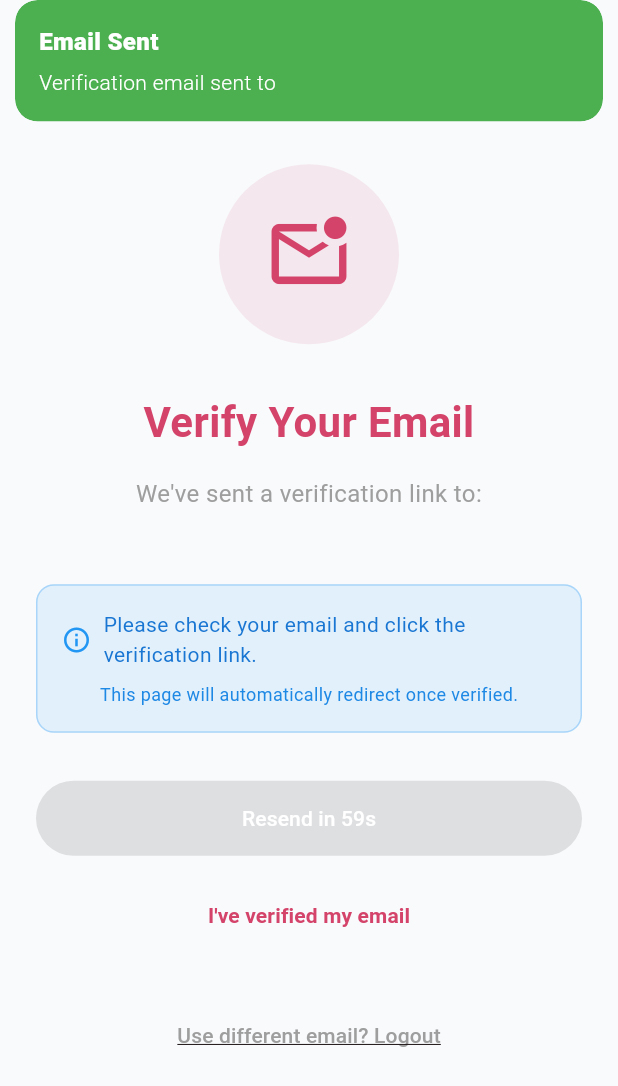
After one commit to Nighan2User/Matrimony-App, a Flutter app: the EmailVerificationScreen screen opened by its route, on a phone screen of 412 x 824 dp. The commit adds this screen. Shown: the top 1086 px of the screen. Run offline on Flutter 3.47's test engine with Material 3 defaults, Android fonts, the phone set to English and light mode, and no system bars; our stand-ins replace animate_do, cached_network_image, cloud_firestore, file_picker, firebase_auth, firebase_core and 7 more; accounts and stored records are empty; project files that could hold a hidden picture were left out.

Commit message:
Add production security: Firestore rules, email verification, enhanced auth controller

```diff
--- /dev/null
+++ b/matrimony-flutter-app/lib/View/Auth/email_verification_screen.dart
@@ -0,0 +1,245 @@
+import 'package:flutter/material.dart';
+import 'package:get/get.dart';
+import 'package:bright_weddings/Controller/firebase_auth_controller.dart';
+import 'package:bright_weddings/Helper/colors.dart';
+import 'dart:async';
+
+class EmailVerificationScreen extends StatefulWidget {
+  const EmailVerificationScreen({super.key});
+
+  @override
+  State<EmailVerificationScreen> createState() => _EmailVerificationScreenState();
+}
+
+class _EmailVerificationScreenState extends State<EmailVerificationScreen> {
+  final FirebaseAuthController authController = Get.find<FirebaseAuthController>();
+  Timer? _timer;
+  bool _isResendingEmail = false;
+  int _resendCooldown = 0;
+
+  @override
+  void initState() {
+    super.initState();
+    // Send initial verification email
+    _sendVerificationEmail();
+
+    // Check verification status every 3 seconds
+    _timer = Timer.periodic(const Duration(seconds: 3), (timer) {
+      _checkEmailVerification();
+    });
+  }
+
+  @override
+  void dispose() {
+    _timer?.cancel();
+    super.dispose();
+  }
+
+  Future<void> _sendVerificationEmail() async {
+    if (_isResendingEmail) return;
+
+    setState(() {
+      _isResendingEmail = true;
+      _resendCooldown = 60; // 60 second cooldown
+    });
+
+    try {
+      await authController.sendEmailVerification();
+
+      // Start cooldown timer
+      Timer.periodic(const Duration(seconds: 1), (timer) {
+        if (_resendCooldown > 0) {
+          setState(() {
+            _resendCooldown--;
+          });
+        } else {
+          timer.cancel();
+          setState(() {
+            _isResendingEmail = false;
+          });
+        }
+      });
+
+      Get.snackbar(
+        'Email Sent',
+        'Verification email sent to ${authController.userEmail.value}',
+        backgroundColor: Colors.green,
+        colorText: Colors.white,
+      );
+    } catch (e) {
+      setState(() {
+        _isResendingEmail = false;
+        _resendCooldown = 0;
+      });
+
+      Get.snackbar(
+        'Error',
+        'Failed to send verification email: $e',
+        backgroundColor: Colors.red,
+        colorText: Colors.white,
+      );
+    }
+  }
+
+  Future<void> _checkEmailVerification() async {
+    await authController.reloadUser();
+
+    if (authController.isEmailVerified.value) {
+      _timer?.cancel();
+      Get.offAllNamed('/home'); // Navigate to main app
+    }
+  }
+
+  @override
+  Widget build(BuildContext context) {
+    return Scaffold(
+      backgroundColor: backgroundColor,
+      body: SafeArea(
+        child: Padding(
+          padding: const EdgeInsets.all(24.0),
+          child: Column(
+            mainAxisAlignment: MainAxisAlignment.center,
+            children: [
+              // Email verification icon
+              Container(
+                width: 120,
+                height: 120,
+                decoration: BoxDecoration(
+                  color: dashboardSelectedColor.withOpacity(0.1),
+                  shape: BoxShape.circle,
+                ),
+                child: Icon(
+                  Icons.mark_email_unread_outlined,
+                  size: 60,
+                  color: dashboardSelectedColor,
+                ),
+              ),
+
+              const SizedBox(height: 32),
+
+              // Title
+              Text(
+                'Verify Your Email',
+                style: TextStyle(
+                  fontSize: 28,
+                  fontWeight: FontWeight.bold,
+                  color: dashboardSelectedColor,
+                ),
+                textAlign: TextAlign.center,
+              ),
+
+              const SizedBox(height: 16),
+
+              // Description
+              Obx(() => Text(
+                'We\'ve sent a verification link to:\n${authController.userEmail.value}',
+                style: const TextStyle(
+                  fontSize: 16,
+                  color: Colors.grey,
+                  height: 1.5,
+                ),
+                textAlign: TextAlign.center,
+              )),
+
+              const SizedBox(height: 24),
+
+              // Instructions
+              Container(
+                padding: const EdgeInsets.all(16),
+                decoration: BoxDecoration(
+                  color: Colors.blue.withOpacity(0.1),
+                  borderRadius: BorderRadius.circular(12),
+                  border: Border.all(color: Colors.blue.withOpacity(0.3)),
+                ),
+                child: Column(
+                  children: [
+                    Row(
+                      children: [
+                        Icon(Icons.info_outline, color: Colors.blue, size: 20),
+                        const SizedBox(width: 8),
+                        Expanded(
+                          child: Text(
+                            'Please check your email and click the verification link.',
+                            style: TextStyle(color: Colors.blue[700]),
+                          ),
+                        ),
+                      ],
+                    ),
+                    const SizedBox(height: 8),
+                    Text(
+                      'This page will automatically redirect once verified.',
+                      style: TextStyle(
+                        color: Colors.blue[600],
+                        fontSize: 12,
+                      ),
+                    ),
+                  ],
+                ),
+              ),
+
+              const SizedBox(height: 32),
+
+              // Resend email button
+              SizedBox(
+                width: double.infinity,
+                height: 50,
+                child: ElevatedButton(
+                  onPressed: _isResendingEmail ? null : _sendVerificationEmail,
+                  style: ElevatedButton.styleFrom(
+                    backgroundColor: dashboardSelectedColor,
+                    shape: RoundedRectangleBorder(
+                      borderRadius: BorderRadius.circular(25),
+                    ),
+                  ),
+                  child: _isResendingEmail
+                      ? Text(
+                          'Resend in ${_resendCooldown}s',
+                          style: const TextStyle(color: Colors.white),
+                        )
+                      : const Text(
+                          'Resend Verification Email',
+                          style: TextStyle(
+                            color: Colors.white,
+                            fontWeight: FontWeight.bold,
+                          ),
+                        ),
+                ),
+              ),
+
+              const SizedBox(height: 16),
+
+              // Manual check button
+              TextButton(
+                onPressed: _checkEmailVerification,
+                child: Text(
+                  'I\'ve verified my email',
+                  style: TextStyle(
+                    color: dashboardSelectedColor,
+                    fontWeight: FontWeight.w600,
+                  ),
+                ),
+              ),
+
+              const SizedBox(height: 32),
+
+              // Logout option
+              TextButton(
+                onPressed: () {
+                  authController.logout();
+                  Get.offAllNamed('/');
+                },
+                child: const Text(
+                  'Use different email? Logout',
+                  style: TextStyle(
+                    color: Colors.grey,
+                    decoration: TextDecoration.underline,
+                  ),
+                ),
+              ),
+            ],
+          ),
+        ),
+      ),
+    );
+  }
+}
--- a/matrimony-flutter-app/lib/main.dart
+++ b/matrimony-flutter-app/lib/main.dart
@@ -19,9 +19,11 @@ import 'View/Login/auth_wrapper.dart';
 import 'View/Login/login_web_simple.dart';
 import 'View/Login/login_fallback.dart';
 import 'View/Login/login_original_firebase.dart';
+import 'View/Auth/email_verification_screen.dart';
 import 'Controller/auth_controller.dart';
 import 'Controller/edit_profile_controller.dart';
 import 'Controller/profile_controller.dart';
+import 'Controller/firebase_auth_controller.dart';
 import 'Controller/animation_controller.dart' as custom;
 import 'theme/theme_controller.dart';
 
@@ -61,6 +63,7 @@ void main() async {
     Get.put(AuthController());
     Get.put(EditProfileController());
     Get.put(ProfileController());
+    Get.put(FirebaseAuthController()); // Add Firebase auth controller
     Get.put(custom.AnimationController());
     Get.put(ThemeController());
     print("Controllers initialized successfully");
@@ -92,6 +95,7 @@ class MyApp extends StatelessWidget {
                 routes: {
                   '/': (context) => LoginHome(),
                   '/login': (context) => LoginOriginalFirebase(),
+                  '/verify-email': (context) => EmailVerificationScreen(),
                   '/home': (context) => DashboardMob(),
                   '/discover': (context) => DiscoverPage(),
                   '/responsive-login': (context) => ResponsiveLogin(),
```
Also changed, not shown: matrimony-flutter-app/firestore.indexes.json (+44 -1 lines), matrimony-flutter-app/lib/Controller/firebase_auth_controller.dart (+51 -0 lines), matrimony-flutter-app/firebase.json, 1 other file.
